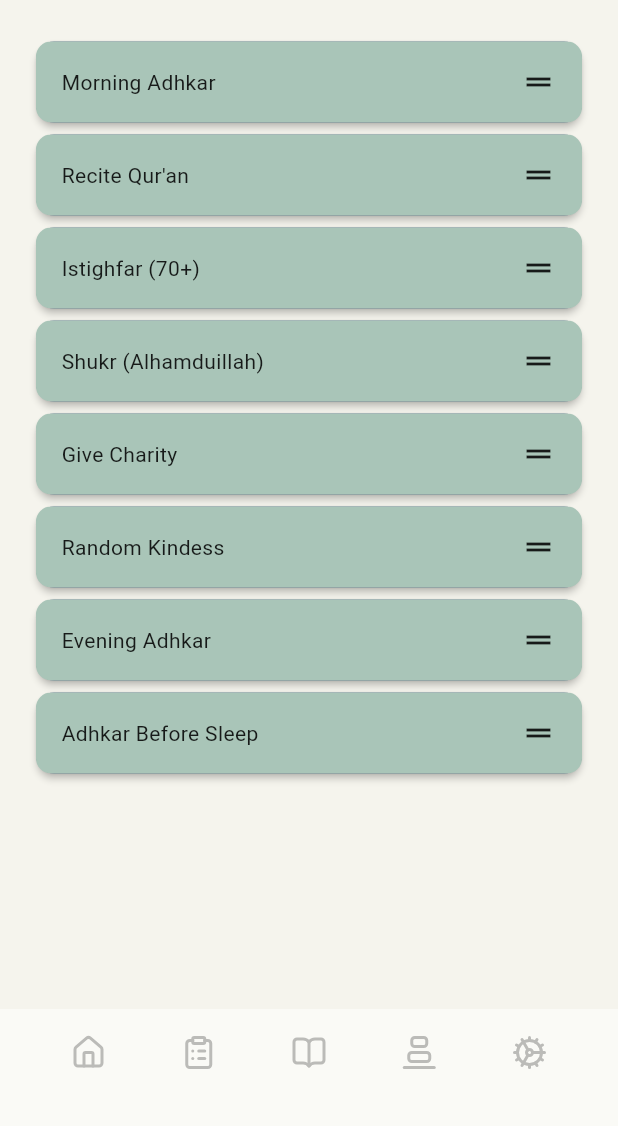
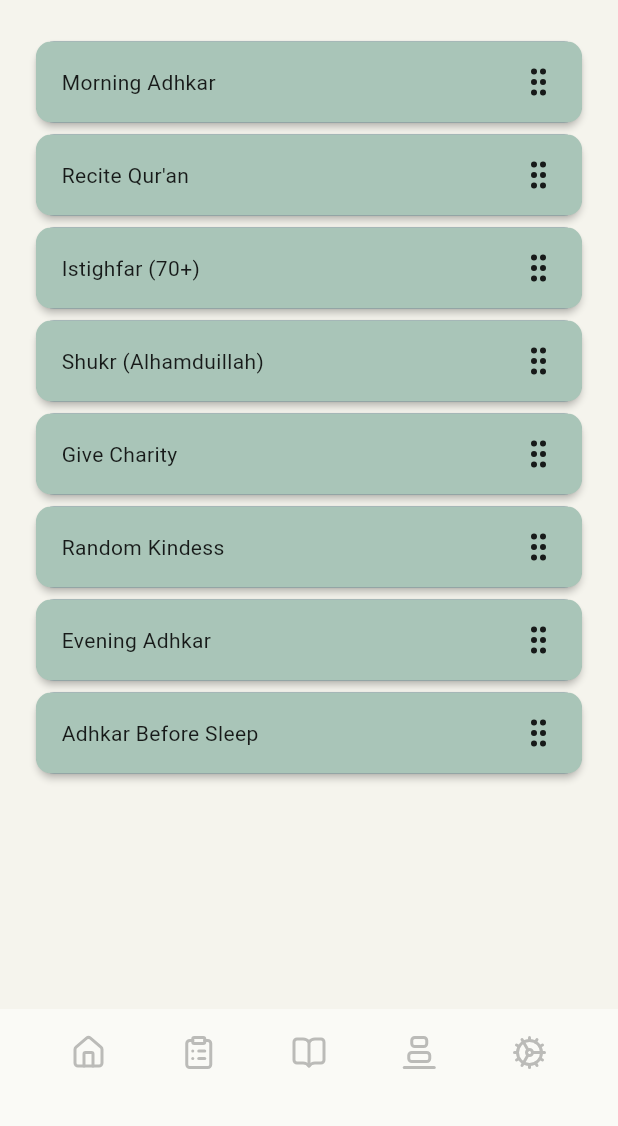
Before and after one commit to hkamran80/ramadan-taskminder, a Flutter app: the SettingsTasksScreen screen opened by its route, on a phone screen of 412 x 824 dp, the part 110-1236 px from its top. Run offline on Flutter 3.47's test engine with Material 2 defaults, Android fonts, the light colour scheme and no system bars; our stand-ins replace go_router, google_fonts, hijri, hive_flutter, lucide_icons, shared_preferences; accounts and stored records are empty; Roboto replaces fonts that are missing (Numans).

Commit message:
Capitalize "Add Task" and change drag handle to `grip-vertical`

```diff
--- a/lib/screens/settings_tasks.dart
+++ b/lib/screens/settings_tasks.dart
@@ -1,5 +1,6 @@
 import 'package:flutter/material.dart';
 import 'package:hive_flutter/hive_flutter.dart';
+import 'package:lucide_icons/lucide_icons.dart';
 import 'package:ramadan_taskminder/constants.dart';
 import 'package:ramadan_taskminder/theme.dart';
 import 'package:ramadan_taskminder/tasks.dart';
@@ -132,7 +133,7 @@ class _SettingsTasksScreenState extends State<SettingsTasksScreen> {
                               ),
                             ),
                             child: Text(
-                              "Add Task".toUpperCase(),
+                              "ADD TASK",
                               style: TextStyle(
                                 color: getButtonTextColor(context),
                               ),
@@ -156,7 +157,7 @@ class _SettingsTasksScreenState extends State<SettingsTasksScreen> {
                                     content: task,
                                     trailing: ReorderableDragStartListener(
                                       index: allTasks.indexOf(task),
-                                      child: const Icon(Icons.drag_handle),
+                                      child: const Icon(LucideIcons.gripVertical),
                                     ),
                                     onLongPress: () {
                                       deletingTask = task;
```
